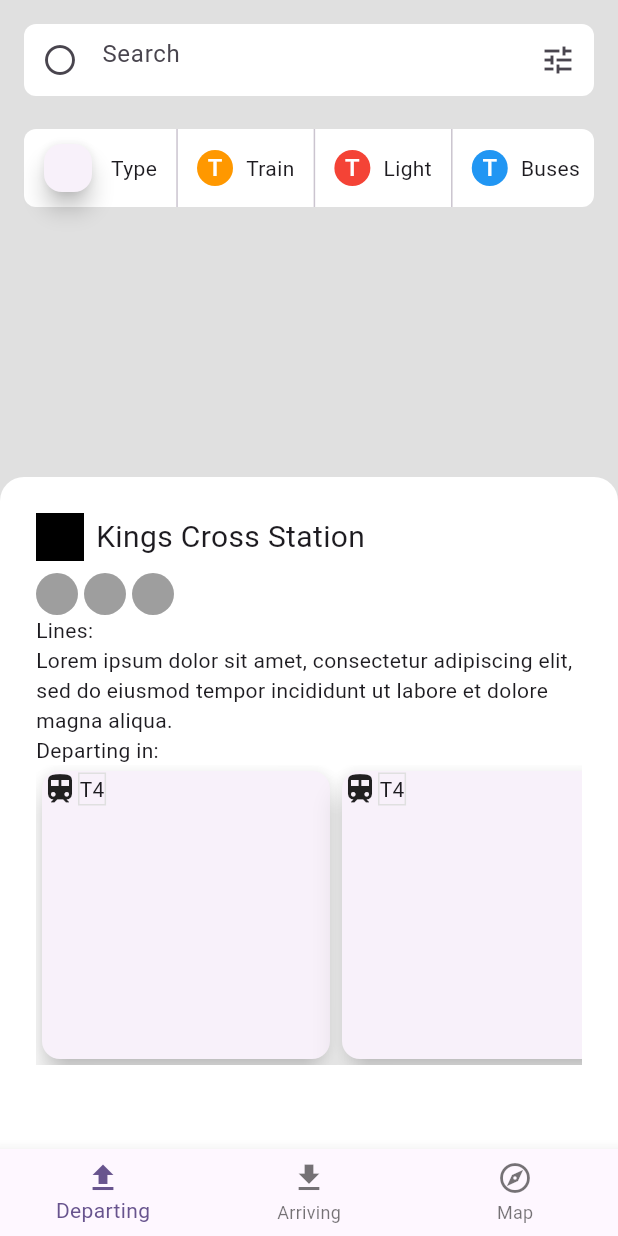
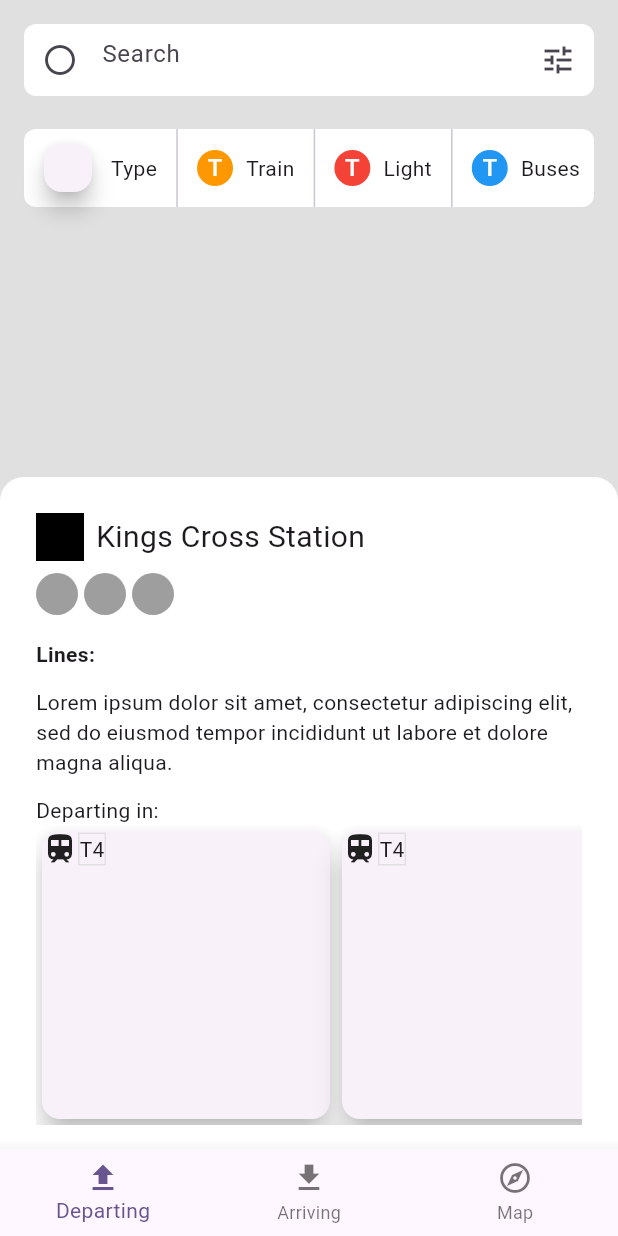
Before and after one commit to JAICHANGPARK/flutter_notebook_chapter_33, a Flutter app: the TransportMainPage screen opened directly, on a phone screen of 412 x 824 dp. Run offline on Flutter 3.47's test engine with Material 2 defaults, Android fonts, the phone set to English and light mode, and no system bars; our stand-ins replace dots_indicator, gap.

Commit message:
Update transport_main_page.dart

```diff
--- a/lib/ep1685_transport_app/views/transport_main_page.dart
+++ b/lib/ep1685_transport_app/views/transport_main_page.dart
@@ -155,9 +155,20 @@ class _TransportMainPageState extends State<TransportMainPage> {
                           )
                         ],
                       ),
-                      Text("Lines:"),
+                      SizedBox(
+                        height: 16,
+                      ),
                       Text(
-                        "Lorem ipsum dolor sit amet, consectetur adipiscing elit, sed do eiusmod tempor incididunt ut labore et dolore magna aliqua.",
+                        "Lines:",
+                        style: TextStyle(
+                          fontWeight: FontWeight.bold,
+                        ),
+                      ),
+                      Padding(
+                        padding: const EdgeInsets.symmetric(vertical: 12),
+                        child: Text(
+                          "Lorem ipsum dolor sit amet, consectetur adipiscing elit, sed do eiusmod tempor incididunt ut labore et dolore magna aliqua.",
+                        ),
                       ),
                       Text("Departing in:"),
                       Container(
```
